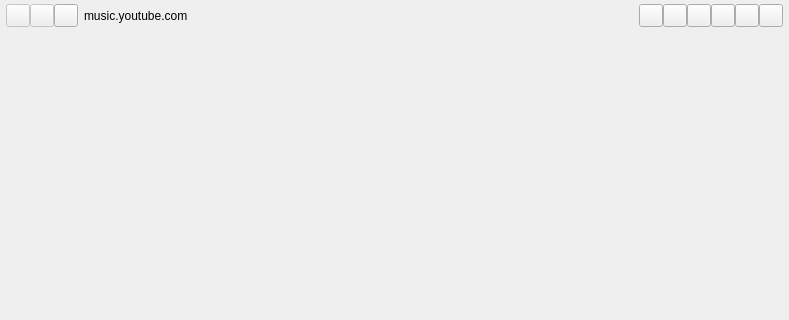
Above: core/ui/main_window.ui from deeffest/YouTube-Music-Desktop-Player before the change; both pictures show x 0 to 789 and y 0 to 320 of the 789 by 495 pixel window. Below: the same form after it.
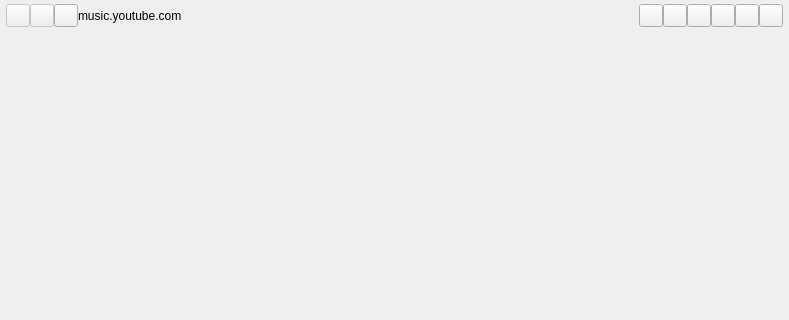
That is the form after the change. Custom widgets are drawn as their Qt base class.

What changed in the file:
```diff
--- a/core/ui/main_window.ui
+++ b/core/ui/main_window.ui
@@ -84,22 +84,6 @@
          </property>
         </widget>
        </item>
-       <item>
-        <spacer name="horizontalSpacer">
-         <property name="orientation">
-          <enum>Qt::Orientation::Horizontal</enum>
-         </property>
-         <property name="sizeType">
-          <enum>QSizePolicy::Policy::Fixed</enum>
-         </property>
-         <property name="sizeHint" stdset="0">
-          <size>
-           <width>6</width>
-           <height>0</height>
-          </size>
-         </property>
-        </spacer>
-       </item>
        <item>
         <widget class="BodyLabel" name="url_label">
          <property name="sizePolicy">
@@ -119,22 +103,6 @@
          </property>
         </widget>
        </item>
-       <item>
-        <spacer name="horizontalSpacer_2">
-         <property name="orientation">
-          <enum>Qt::Orientation::Horizontal</enum>
-         </property>
-         <property name="sizeType">
-          <enum>QSizePolicy::Policy::Fixed</enum>
-         </property>
-         <property name="sizeHint" stdset="0">
-          <size>
-           <width>6</width>
-           <height>0</height>
-          </size>
-         </property>
-        </spacer>
-       </item>
        <item>
         <widget class="TransparentDropDownToolButton" name="download_ddtbutton">
          <property name="focusPolicy">
```
Left out of the diff: 17 changed lines with no effect on the pictures.
